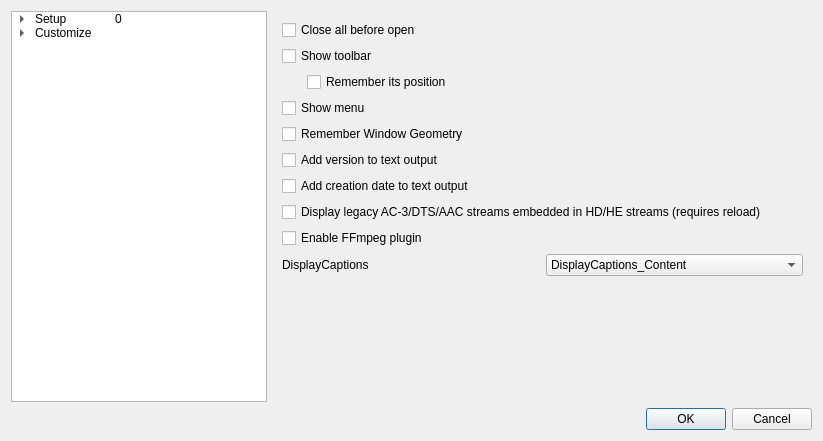
First picture: the form in Source/GUI/Qt/prefs.ui, repository MediaArea/MediaInfo, before the edit.
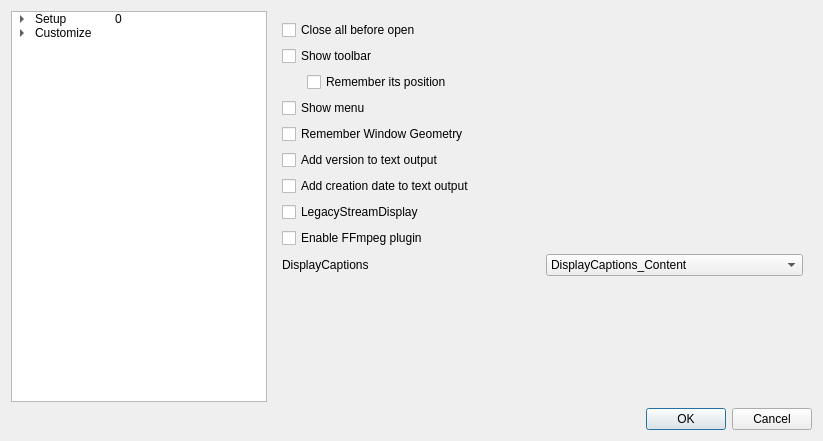
Second picture: the form after the edit. The open tabs and pages were chosen to show the change.

Commit message: Windows/Qt GUI: Rename `LegacyStreamDisplay` option + add translation

The edit to the form file:
```diff
--- a/Source/GUI/Qt/prefs.ui
+++ b/Source/GUI/Qt/prefs.ui
@@ -411,7 +411,7 @@
             </sizepolicy>
            </property>
            <property name="text">
-            <string>Display legacy AC-3/DTS/AAC streams embedded in HD/HE streams (requires reload)</string>
+            <string>LegacyStreamDisplay</string>
            </property>
           </widget>
          </item>
```
The commit also changes 41 other files.
